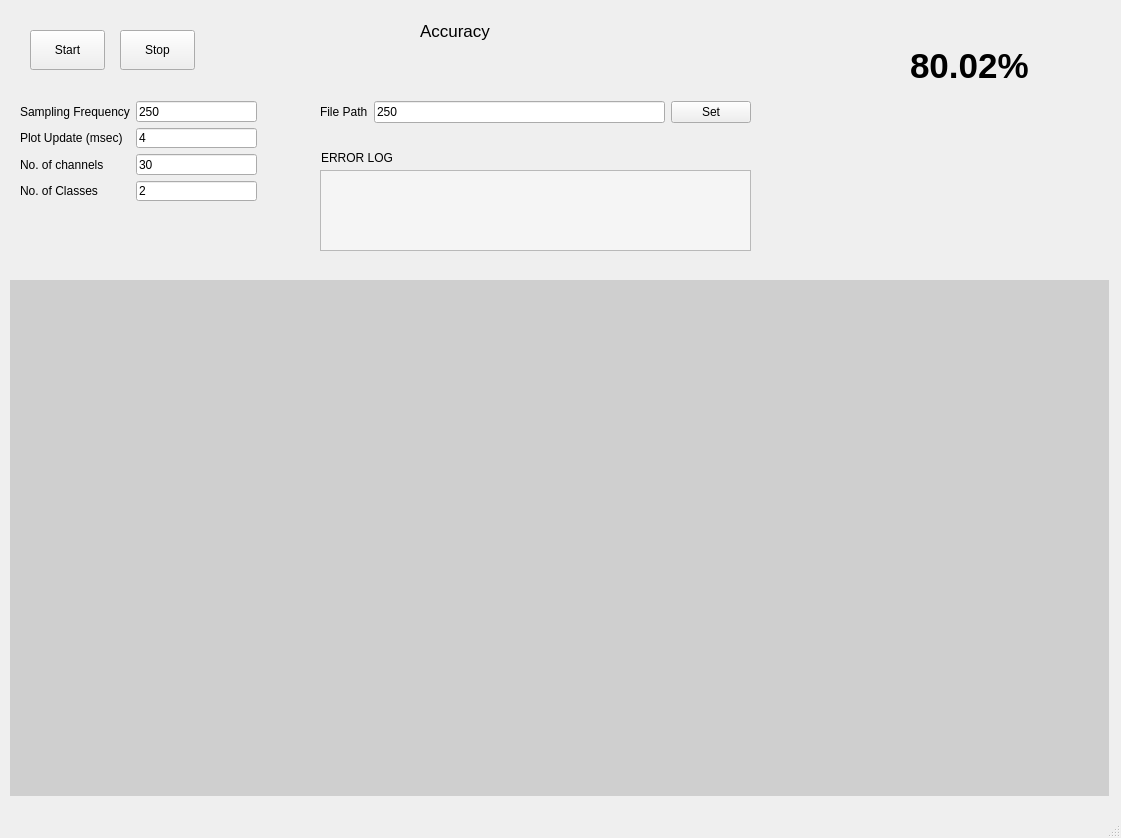
Before: the Qt Designer form GUI/GUInew.ui in Ramithl/eeg-bci, drawn with Qt 5.
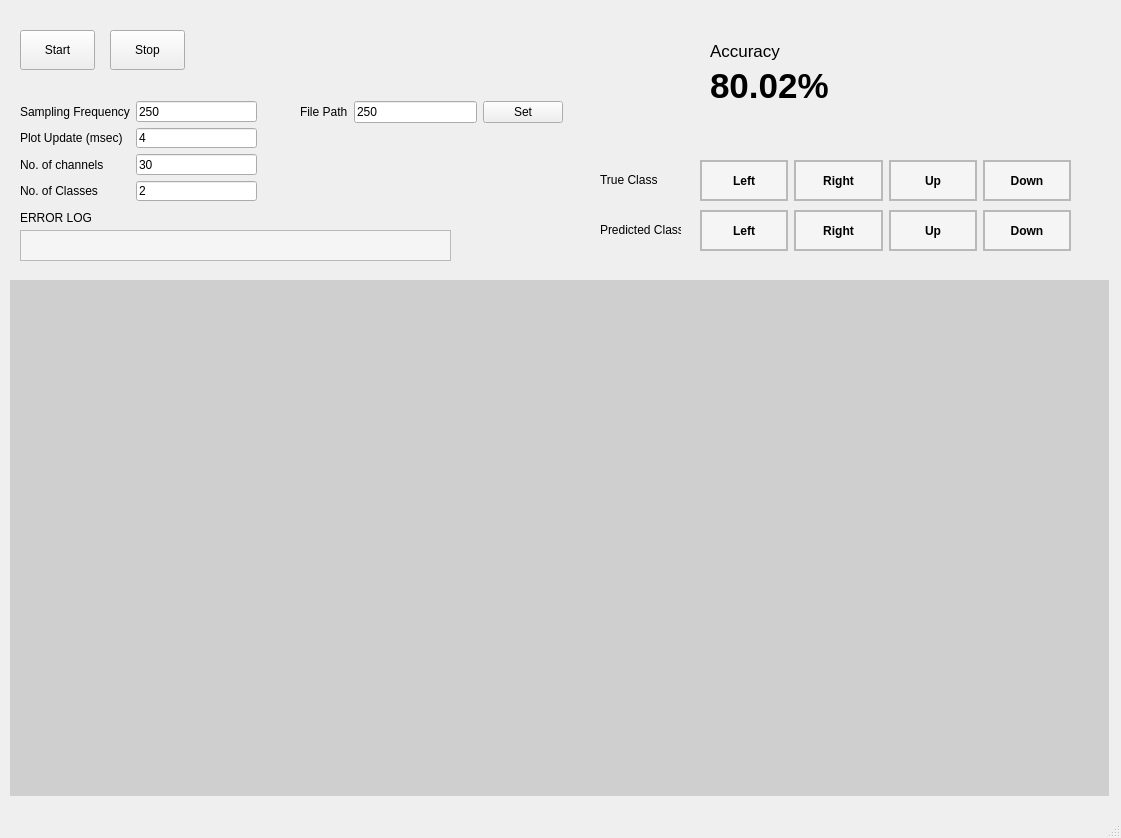
After: the same form once the commit is applied.

What changed in the file:
```diff
--- a/GUI/GUInew.ui
+++ b/GUI/GUInew.ui
@@ -20,9 +20,9 @@
     </property>
     <property name="geometry">
      <rect>
-      <x>420</x>
-      <y>20</y>
-      <width>561</width>
+      <x>710</x>
+      <y>40</y>
+      <width>71</width>
       <height>21</height>
      </rect>
     </property>
@@ -38,8 +38,8 @@
    <widget class="QLabel" name="accValue">
     <property name="geometry">
      <rect>
-      <x>910</x>
-      <y>40</y>
+      <x>710</x>
+      <y>60</y>
       <width>171</width>
       <height>51</height>
      </rect>
@@ -58,7 +58,7 @@
    <widget class="QPushButton" name="startBtn">
     <property name="geometry">
      <rect>
-      <x>30</x>
+      <x>20</x>
       <y>30</y>
       <width>75</width>
       <height>40</height>
@@ -71,7 +71,7 @@
    <widget class="QPushButton" name="stopBtn">
     <property name="geometry">
      <rect>
-      <x>120</x>
+      <x>110</x>
       <y>30</y>
       <width>75</width>
       <height>40</height>
@@ -194,46 +194,13 @@
      </item>
     </layout>
    </widget>
-   <widget class="QWidget" name="layoutWidget">
-    <property name="geometry">
-     <rect>
-      <x>320</x>
-      <y>100</y>
-      <width>431</width>
-      <height>25</height>
-     </rect>
-    </property>
-    <layout class="QGridLayout" name="gridLayout_3">
-     <item row="0" column="0">
-      <widget class="QLabel" name="filepathLbl">
-       <property name="text">
-        <string>File Path</string>
-       </property>
-      </widget>
-     </item>
-     <item row="0" column="1">
-      <widget class="QLineEdit" name="filepathTextbox">
-       <property name="text">
-        <string>250</string>
-       </property>
-      </widget>
-     </item>
-     <item row="0" column="2">
-      <widget class="QPushButton" name="setfileBtn">
-       <property name="text">
-        <string>Set</string>
-       </property>
-      </widget>
-     </item>
-    </layout>
-   </widget>
    <widget class="QLabel" name="errorLbl">
     <property name="geometry">
      <rect>
-      <x>320</x>
-      <y>170</y>
+      <x>20</x>
+      <y>230</y>
       <width>431</width>
-      <height>81</height>
+      <height>31</height>
      </rect>
     </property>
     <property name="font">
@@ -257,8 +224,8 @@
    <widget class="QLabel" name="label">
     <property name="geometry">
      <rect>
-      <x>321</x>
-      <y>150</y>
+      <x>20</x>
+      <y>210</y>
       <width>71</width>
       <height>16</height>
      </rect>
@@ -267,6 +234,257 @@
      <string>ERROR LOGS</string>
     </property>
    </widget>
+   <widget class="QWidget" name="layoutWidget_2">
+    <property name="geometry">
+     <rect>
+      <x>700</x>
+      <y>210</y>
+      <width>371</width>
+      <height>41</height>
+     </rect>
+    </property>
+    <layout class="QHBoxLayout" name="PredictedLabelsLayout">
+     <item>
+      <widget class="QLabel" name="predicted_0">
+       <property name="font">
+        <font>
+         <weight>75</weight>
+         <bold>true</bold>
+        </font>
+       </property>
+       <property name="styleSheet">
+        <string notr="true">background-color: rgb(245, 245, 245);
+border: 2px solid;
+border-color: rgb(185, 185, 185);</string>
+       </property>
+       <property name="text">
+        <string>Left</string>
+       </property>
+       <property name="alignment">
+        <set>Qt::AlignCenter</set>
+       </property>
+      </widget>
+     </item>
+     <item>
+      <widget class="QLabel" name="predicted_1">
+       <property name="font">
+        <font>
+         <weight>75</weight>
+         <bold>true</bold>
+        </font>
+       </property>
+       <property name="styleSheet">
+        <string notr="true">background-color: rgb(245, 245, 245);
+border: 2px solid;
+border-color: rgb(185, 185, 185);</string>
+       </property>
+       <property name="text">
+        <string>Right</string>
+       </property>
+       <property name="alignment">
+        <set>Qt::AlignCenter</set>
+       </property>
+      </widget>
+     </item>
+     <item>
+      <widget class="QLabel" name="predicted_2">
+       <property name="font">
+        <font>
+         <weight>75</weight>
+         <bold>true</bold>
+        </font>
+       </property>
+       <property name="styleSheet">
+        <string notr="true">background-color: rgb(245, 245, 245);
+border: 2px solid;
+border-color: rgb(185, 185, 185);</string>
+       </property>
+       <property name="text">
+        <string>Up</string>
+       </property>
+       <property name="alignment">
+        <set>Qt::AlignCenter</set>
+       </property>
+      </widget>
+     </item>
+     <item>
+      <widget class="QLabel" name="predicted_3">
+       <property name="font">
+        <font>
+         <weight>75</weight>
+         <bold>true</bold>
+        </font>
+       </property>
+       <property name="styleSheet">
+        <string notr="true">background-color: rgb(245, 245, 245);
+border: 2px solid;
+border-color: rgb(185, 185, 185);</string>
+       </property>
+       <property name="text">
+        <string>Down</string>
+       </property>
+       <property name="alignment">
+        <set>Qt::AlignCenter</set>
+       </property>
+      </widget>
+     </item>
+    </layout>
+   </widget>
+   <widget class="QLabel" name="label_2">
+    <property name="geometry">
+     <rect>
+      <x>600</x>
+      <y>160</y>
+      <width>71</width>
+      <height>40</height>
+     </rect>
+    </property>
+    <property name="text">
+     <string>True Class</string>
+    </property>
+   </widget>
+   <widget class="QLabel" name="label_3">
+    <property name="geometry">
+     <rect>
+      <x>600</x>
+      <y>210</y>
+      <width>81</width>
+      <height>40</height>
+     </rect>
+    </property>
+    <property name="text">
+     <string>Predicted Class</string>
+    </property>
+   </widget>
+   <widget class="QWidget" name="">
+    <property name="geometry">
+     <rect>
+      <x>300</x>
+      <y>100</y>
+      <width>263</width>
+      <height>25</height>
+     </rect>
+    </property>
+    <layout class="QGridLayout" name="gridLayout_3">
+     <item row="0" column="0">
+      <widget class="QLabel" name="filepathLbl">
+       <property name="text">
+        <string>File Path</string>
+       </property>
+      </widget>
+     </item>
+     <item row="0" column="1">
+      <widget class="QLineEdit" name="filepathTextbox">
+       <property name="text">
+        <string>250</string>
+       </property>
+      </widget>
+     </item>
+     <item row="0" column="2">
+      <widget class="QPushButton" name="setfileBtn">
+       <property name="text">
+        <string>Set</string>
+       </property>
+      </widget>
+     </item>
+    </layout>
+   </widget>
+   <widget class="QWidget" name="">
+    <property name="geometry">
+     <rect>
+      <x>700</x>
+      <y>160</y>
+      <width>371</width>
+      <height>41</height>
+     </rect>
+    </property>
+    <layout class="QHBoxLayout" name="TrueLabelsLayout">
+     <item>
+      <widget class="QLabel" name="true_0">
+       <property name="font">
+        <font>
+         <weight>75</weight>
+         <bold>true</bold>
+        </font>
+       </property>
+       <property name="styleSheet">
+        <string notr="true">background-color: rgb(245, 245, 245);
+border: 2px solid;
+border-color: rgb(185, 185, 185);</string>
+       </property>
+       <property name="text">
+        <string>Left</string>
+       </property>
+       <property name="alignment">
+        <set>Qt::AlignCenter</set>
+       </property>
+      </widget>
+     </item>
+     <item>
+      <widget class="QLabel" name="true_1">
+       <property name="font">
+        <font>
+         <weight>75</weight>
+         <bold>true</bold>
+        </font>
+       </property>
+       <property name="styleSheet">
+        <string notr="true">background-color: rgb(245, 245, 245);
+border: 2px solid;
+border-color: rgb(185, 185, 185);</string>
+       </property>
+       <property name="text">
+        <string>Right</string>
+       </property>
+       <property name="alignment">
+        <set>Qt::AlignCenter</set>
+       </property>
+      </widget>
+     </item>
+     <item>
+      <widget class="QLabel" name="true_2">
+       <property name="font">
+        <font>
+         <weight>75</weight>
+         <bold>true</bold>
+        </font>
+       </property>
+       <property name="styleSheet">
+        <string notr="true">background-color: rgb(245, 245, 245);
+border: 2px solid;
+border-color: rgb(185, 185, 185);</string>
+       </property>
+       <property name="text">
+        <string>Up</string>
+       </property>
+       <property name="alignment">
+        <set>Qt::AlignCenter</set>
+       </property>
+      </widget>
+     </item>
+     <item>
+      <widget class="QLabel" name="true_3">
+       <property name="font">
+        <font>
+         <weight>75</weight>
+         <bold>true</bold>
+        </font>
+       </property>
+       <property name="styleSheet">
+        <string notr="true">background-color: rgb(245, 245, 245);
+border: 2px solid;
+border-color: rgb(185, 185, 185);</string>
+       </property>
+       <property name="text">
+        <string>Down</string>
+       </property>
+       <property name="alignment">
+        <set>Qt::AlignCenter</set>
+       </property>
+      </widget>
+     </item>
+    </layout>
+   </widget>
   </widget>
   <widget class="QStatusBar" name="statusbar"/>
  </widget>
```
